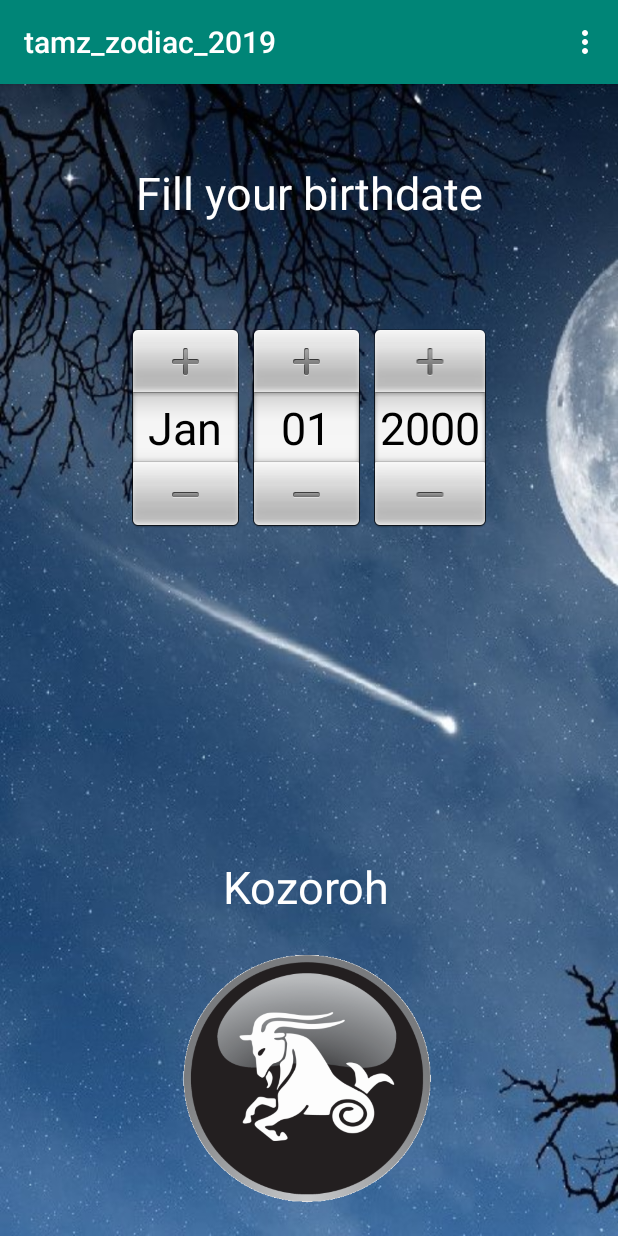
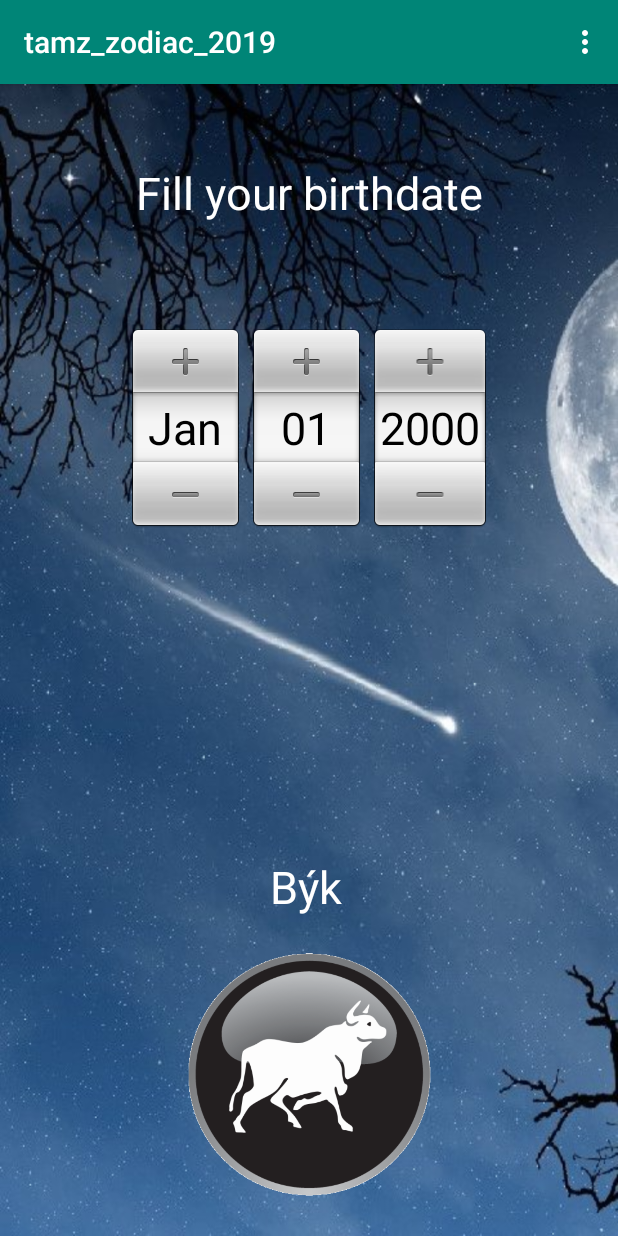
Before and after one commit to rddrdhd/TAMZII_Zodiac, an Android app: the screen it shows after launch (MainActivity), on a phone screen of 412 x 824 dp. Run offline under Robolectric (Android 15) with nearby library versions, the phone set to English and light mode, and no system bars; Roboto replaces fonts that are not available here; 1 statement that could not run was skipped.

Commit message:
working set background

```diff
--- a/app/src/main/java/com/example/tamz_zodiac_2019/MainActivity.java
+++ b/app/src/main/java/com/example/tamz_zodiac_2019/MainActivity.java
@@ -2,17 +2,23 @@ package com.example.tamz_zodiac_2019;
 
 import androidx.annotation.Nullable;
 import androidx.appcompat.app.AppCompatActivity;
+import androidx.core.content.ContextCompat;
+import androidx.core.content.res.ResourcesCompat;
+
 import android.annotation.SuppressLint;
 import android.content.Intent;
 import android.content.SharedPreferences;
 import android.graphics.Color;
+import android.graphics.drawable.Drawable;
 import android.os.Bundle;
 import android.view.Menu;
 import android.view.MenuItem;
 import android.view.MotionEvent;
 import android.view.View;
+import android.view.ViewGroup;
 import android.widget.DatePicker;
 import android.widget.ImageView;
+import android.widget.RelativeLayout;
 import android.widget.TextView;
 import android.widget.Toast;
 
@@ -28,6 +34,8 @@ public class MainActivity extends AppCompatActivity implements DatePicker.OnDate
     int globalYear = 2000;
     int globalMonth = 0;
     int globalDay = 1;
+
+    static ViewGroup layout ;  //define it globally
     ImageView globalBackground;
     SharedPreferences.Editor editor;
     int[] zodiacDays = new int[] {20,20,20,20,21,21,22,22,22,23,22,21};
@@ -61,11 +69,13 @@ public class MainActivity extends AppCompatActivity implements DatePicker.OnDate
             "Střelec"
     };
 
+
     @SuppressLint("ClickableViewAccessibility")
     @Override
     protected void onCreate(Bundle savedInstanceState) {
         super.onCreate(savedInstanceState);
         setContentView(R.layout.activity_main);
+        //layout = (ViewGroup) view.findViewById(R.id.background);  //put it inside the oncreate of main activity
 
 
         myDate = findViewById(R.id.myDatePicker);
@@ -107,6 +117,18 @@ public class MainActivity extends AppCompatActivity implements DatePicker.OnDate
         zodiacName = findViewById(R.id.zodiacName);
     }
 
+    @Override
+    public void onResume(){
+        super.onResume();
+        SharedPreferences prefs = getSharedPreferences("myPrefs", MODE_PRIVATE);
+
+
+        int wallNum = prefs.getInt("background", 0);
+
+        Toast.makeText(getApplicationContext(), String.valueOf(wallNum), Toast.LENGTH_SHORT).show();
+         findViewById(R.id.background).setBackground(ResourcesCompat.getDrawable(getResources(), wallNum, null));
+
+    }
     /////////////////// onActivityResult ///////////////////
     @Override
     protected void onActivityResult(int requestCode, int resultCode, @Nullable Intent data) { //Odchytávač pomocí toho request kódu
@@ -157,7 +179,6 @@ public class MainActivity extends AppCompatActivity implements DatePicker.OnDate
         return super.onOptionsItemSelected(item);
     }
 
-
     /////////////////// onDateChanged ///////////////////
     public void onDateChanged(DatePicker view, int year, int monthOfYear, int dayOfMonth){
         globalMonth = monthOfYear;
--- a/app/src/main/res/layout/activity_main.xml
+++ b/app/src/main/res/layout/activity_main.xml
@@ -10,8 +10,12 @@
     <View
         android:id="@+id/background"
         android:layout_width="wrap_content"
+        android:layout_height="wrap_content"
         android:background="@drawable/wall02"
-        android:layout_height="wrap_content" />
+        app:layout_constraintBottom_toBottomOf="parent"
+        app:layout_constraintEnd_toEndOf="parent"
+        app:layout_constraintStart_toStartOf="parent"
+        app:layout_constraintTop_toTopOf="parent" />
 
     <TextView
         android:id="@+id/textView"
@@ -52,7 +56,7 @@
         android:layout_marginTop="8dp"
         android:layout_marginEnd="8dp"
         android:layout_marginBottom="8dp"
-        android:text="Kozoroh"
+        android:text="Býk"
         android:textColor="#FFFFFF"
         android:textSize="30sp"
         app:layout_constraintBottom_toBottomOf="parent"
@@ -70,7 +74,7 @@
         android:layout_marginTop="8dp"
         android:layout_marginEnd="8dp"
         android:layout_marginBottom="8dp"
-        android:src="@drawable/kozoroh01"
+        android:src="@drawable/byk05"
         app:layout_constraintBottom_toBottomOf="parent"
         app:layout_constraintEnd_toEndOf="parent"
         app:layout_constraintStart_toStartOf="parent"
--- a/app/src/main/res/layout/activity_main4.xml
+++ b/app/src/main/res/layout/activity_main4.xml
@@ -13,6 +13,7 @@
         android:layout_height="wrap_content"
         android:layout_marginTop="92dp"
         android:text="Settings"
+
         android:textColor="#FFFFFF"
         android:textSize="36sp"
         app:layout_constraintEnd_toEndOf="parent"
```
Also changed, not shown: app/src/main/java/com/example/tamz_zodiac_2019/Main4Activity.java (+18 -13 lines).
